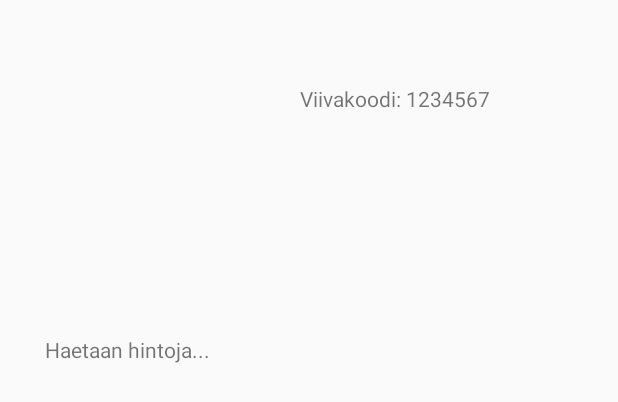
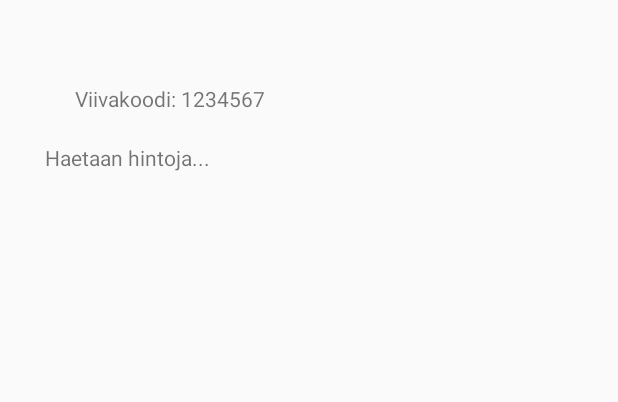
Before and after one commit to Hintahaukka/application, an Android app: the layout fragment_list_prices.xml on its own in the app's theme, with its tools: preview values and no code run, on a phone screen of 412 x 824 dp. Shown: the top 402 px of the screen. Run offline under Robolectric (Android 15) with nearby library versions, the phone set to English and light mode, and no system bars.

Commit message:
Korjattu listausnäkymän asettelu  toimimaan myös landscapena

```diff
--- a/app/src/main/res/layout/fragment_list_prices.xml
+++ b/app/src/main/res/layout/fragment_list_prices.xml
@@ -6,22 +6,10 @@
     android:layout_height="match_parent"
     tools:context=".ListPricesFragment">
 
-    <!--TextView
-        android:id="@+id/myPriceTextView"
-        android:layout_width="120dp"
-        android:layout_height="64dp"
-        android:text="Lisätty hinta"
-        app:layout_constraintBottom_toTopOf="@+id/pricesTextView"
-        app:layout_constraintEnd_toEndOf="parent"
-        app:layout_constraintHorizontal_bias="0.095"
-        app:layout_constraintStart_toStartOf="parent"
-        app:layout_constraintTop_toTopOf="parent"
-        app:layout_constraintVertical_bias="0.078" /-->
-
     <TextView
         android:id="@+id/myPriceField"
-        android:layout_width="150dp"
-        android:layout_height="80dp"
+        android:layout_width="wrap_content"
+        android:layout_height="wrap_content"
         android:layout_marginLeft="30dp"
         android:layout_marginTop="56dp"
         app:layout_constraintStart_toStartOf="parent"
@@ -29,8 +17,8 @@
 
     <TextView
         android:id="@+id/productField"
-        android:layout_width="150dp"
-        android:layout_height="80dp"
+        android:layout_width="wrap_content"
+        android:layout_height="wrap_content"
         android:layout_marginLeft="20dp"
         android:layout_marginTop="56dp"
         app:layout_constraintLeft_toRightOf="@+id/myPriceField"
@@ -40,22 +28,19 @@
     <TextView
         android:id="@+id/otherPricesText"
         android:text="@string/text_finding_prices"
-        android:layout_width="150dp"
-        android:layout_height="20dp"
+        android:layout_width="wrap_content"
+        android:layout_height="wrap_content"
         android:layout_marginTop="20dp"
         app:layout_constraintStart_toStartOf="@+id/myPriceField"
-        app:layout_constraintBottom_toTopOf="@+id/pricesTextView"
         app:layout_constraintTop_toBottomOf="@+id/myPriceField" />
 
     <TextView
         android:id="@+id/pricesTextView"
-        android:layout_width="323dp"
-        android:layout_height="416dp"
-        android:layout_marginTop="10dp"
-        android:layout_marginEnd="32dp"
-        android:layout_marginBottom="20dp"
+        android:layout_width="match_parent"
+        android:layout_height="match_parent"
+        android:paddingTop="150dp"
+        android:paddingLeft="30dp"
         android:scrollbars="vertical"
-        app:layout_constraintBottom_toBottomOf="parent"
         app:layout_constraintEnd_toEndOf="parent"
         app:layout_constraintHorizontal_bias="0.0"
         app:layout_constraintStart_toStartOf="@+id/otherPricesText"
```
